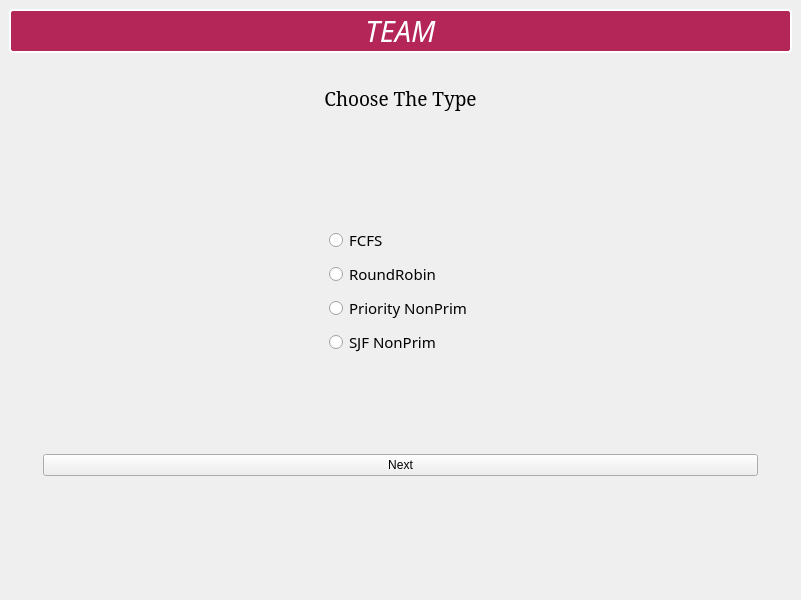
Old version of the form mainwindow.ui in the repository EslamAsfour/OS_Scheduler.
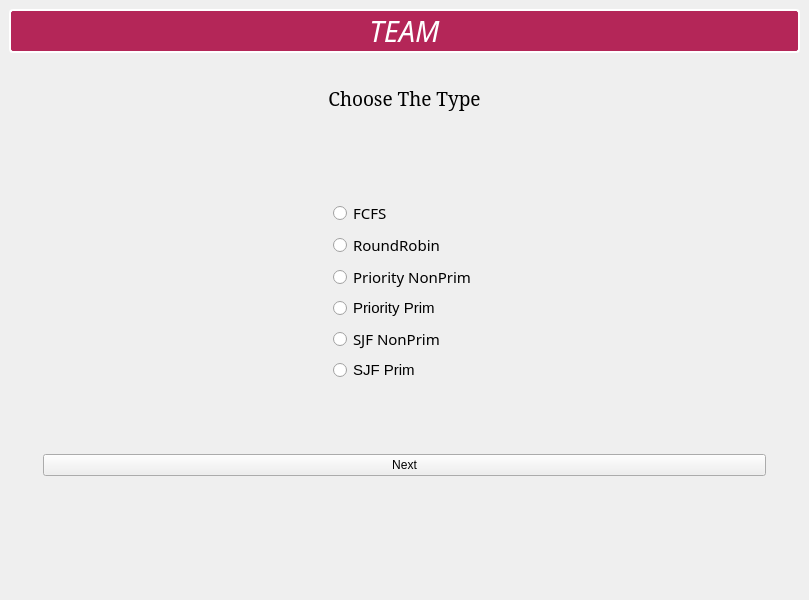
New version of the form. Icons and pictures are not drawn.

Commit message: SJF_Prim Added and Working Correct

What changed in the file:
```diff
--- a/mainwindow.ui
+++ b/mainwindow.ui
@@ -6,7 +6,7 @@
    <rect>
     <x>0</x>
     <y>0</y>
-    <width>801</width>
+    <width>809</width>
     <height>600</height>
    </rect>
   </property>
@@ -230,6 +230,18 @@
                </property>
               </widget>
              </item>
+             <item>
+              <widget class="QRadioButton" name="Priority_Prim">
+               <property name="font">
+                <font>
+                 <pointsize>11</pointsize>
+                </font>
+               </property>
+               <property name="text">
+                <string>Priority Prim</string>
+               </property>
+              </widget>
+             </item>
              <item>
               <widget class="QRadioButton" name="SJF_Non">
                <property name="font">
@@ -243,6 +255,18 @@
                </property>
               </widget>
              </item>
+             <item>
+              <widget class="QRadioButton" name="SJF_Prim">
+               <property name="font">
+                <font>
+                 <pointsize>11</pointsize>
+                </font>
+               </property>
+               <property name="text">
+                <string>SJF Prim</string>
+               </property>
+              </widget>
+             </item>
             </layout>
            </widget>
           </item>
```
The commit also changes 5 other files.
